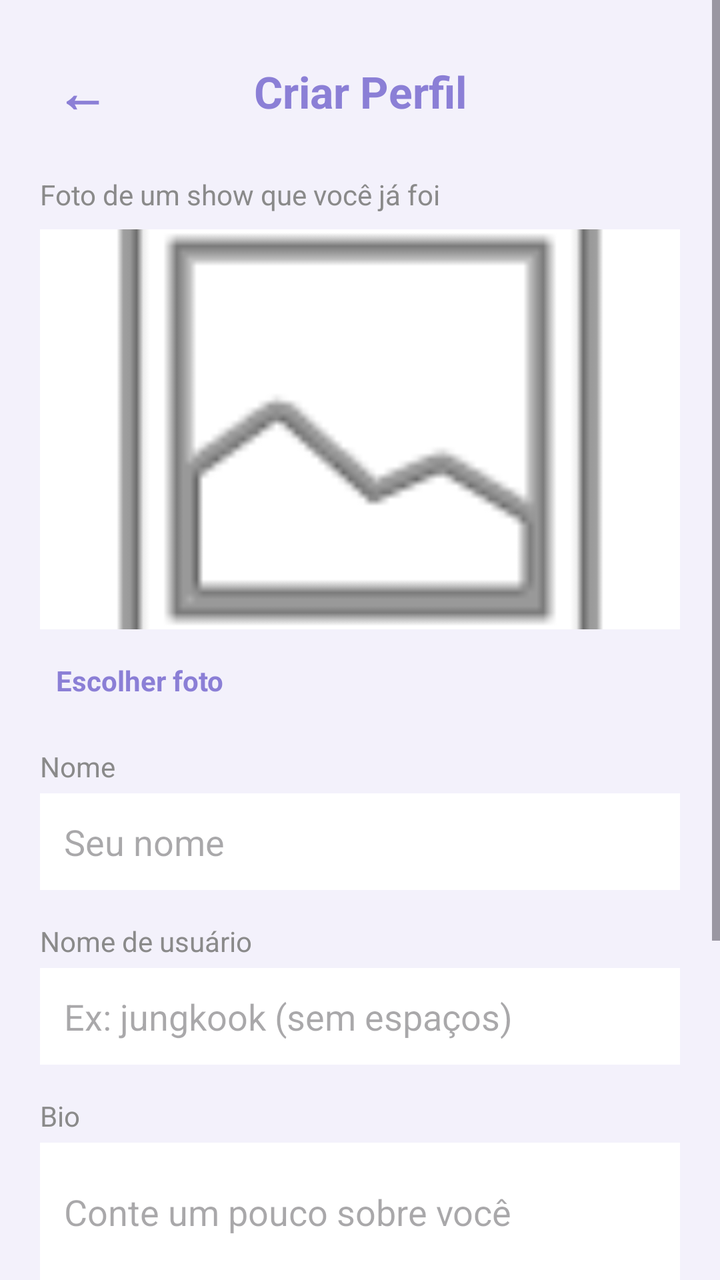
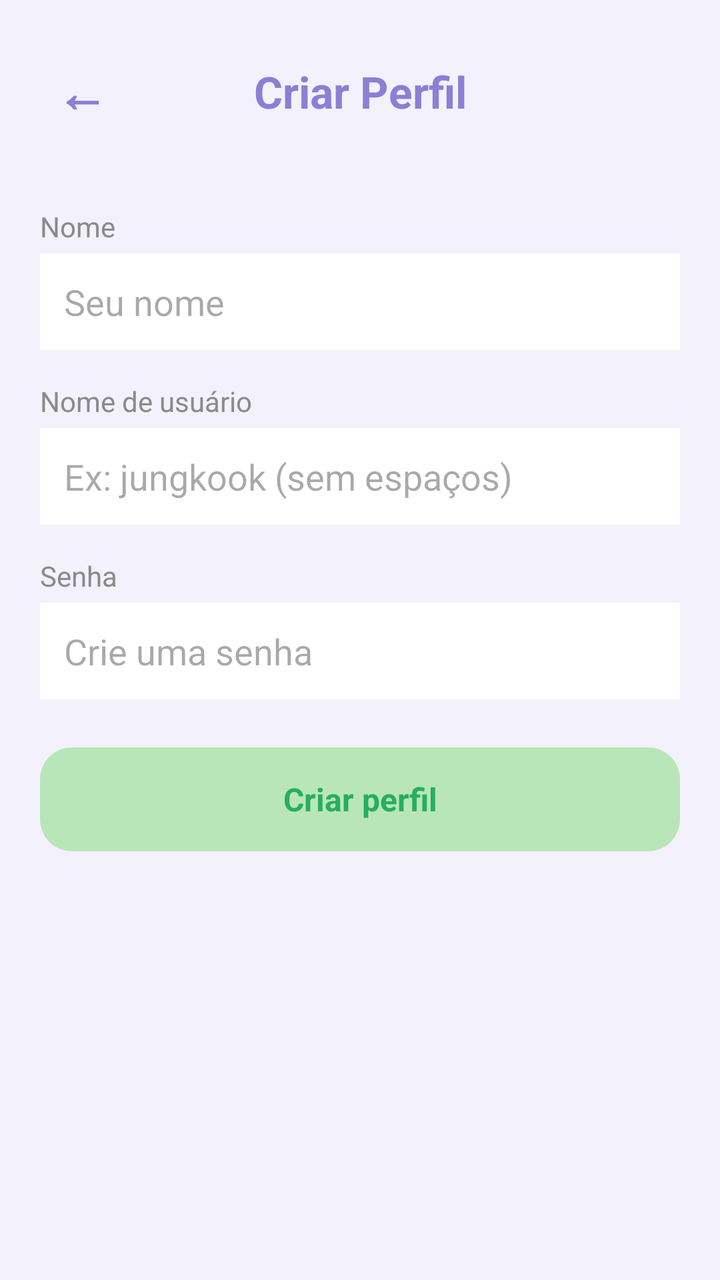

Before-and-after screenshots of an Android layout around one commit, followed by the original layout XML and the change that was made.
<!-- AndroidManifest.xml: activity theme Theme.MeetBeat -->
<!-- res/layout/activity_cadastro.xml -->
<?xml version="1.0" encoding="utf-8"?>
<ScrollView xmlns:android="http://schemas.android.com/apk/res/android"
    android:layout_width="match_parent"
    android:layout_height="match_parent"
    android:background="@color/purple_light">

    <LinearLayout
        android:layout_width="match_parent"
        android:layout_height="wrap_content"
        android:orientation="vertical"
        android:padding="20dp">

        <LinearLayout
            android:layout_width="match_parent"
            android:layout_height="wrap_content"
            android:orientation="horizontal"
            android:gravity="center_vertical"
            android:paddingBottom="16dp">

            <TextView
                android:id="@+id/btnVoltarCadastro"
                android:layout_width="wrap_content"
                android:layout_height="wrap_content"
                android:text="←"
                android:textSize="26sp"
                android:textColor="@color/purple_primary"
                android:textStyle="bold"
                android:padding="8dp"
                android:clickable="true"
                android:focusable="true" />

            <TextView
                android:layout_width="0dp"
                android:layout_height="wrap_content"
                android:layout_weight="1"
                android:text="Criar Perfil"
                android:textColor="@color/purple_primary"
                android:textSize="22sp"
                android:textStyle="bold"
                android:gravity="center" />

            <View
                android:layout_width="42dp"
                android:layout_height="1dp" />

        </LinearLayout>

        
        <TextView
            android:layout_width="wrap_content"
            android:layout_height="wrap_content"
            android:text="Foto de um show que você já foi"
            android:textColor="@color/text_gray"
            android:textSize="14sp" />

        <ImageView
            android:id="@+id/imageFotoSelecionada"
            android:layout_width="match_parent"
            android:layout_height="200dp"
            android:layout_marginTop="8dp"
            android:background="@color/card_background"
            android:scaleType="centerCrop"
            android:src="@android:drawable/ic_menu_gallery" />

        <TextView
            android:id="@+id/btnEscolherFoto"
            android:layout_width="wrap_content"
            android:layout_height="wrap_content"
            android:layout_marginTop="8dp"
            android:text="Escolher foto"
            android:textColor="@color/purple_primary"
            android:textStyle="bold"
            android:padding="8dp"
            android:clickable="true"
            android:focusable="true" />

        
        <TextView
            android:layout_width="wrap_content"
            android:layout_height="wrap_content"
            android:layout_marginTop="16dp"
            android:text="Nome"
            android:textColor="@color/text_gray"
            android:textSize="14sp" />

        <EditText
            android:id="@+id/editNome"
            android:layout_width="match_parent"
            android:layout_height="wrap_content"
            android:background="@color/card_background"
            android:padding="12dp"
            android:layout_marginTop="4dp"
            android:hint="Seu nome" />

        
        <TextView
            android:layout_width="wrap_content"
            android:layout_height="wrap_content"
            android:layout_marginTop="16dp"
            android:text="Nome de usuário"
            android:textColor="@color/text_gray"
            android:textSize="14sp" />

        <EditText
            android:id="@+id/editUsername"
            android:layout_width="match_parent"
            android:layout_height="wrap_content"
            android:background="@color/card_background"
            android:padding="12dp"
            android:layout_marginTop="4dp"
            android:hint="Ex: jungkook (sem espaços)" />

        
        <TextView
            android:layout_width="wrap_content"
            android:layout_height="wrap_content"
            android:layout_marginTop="16dp"
            android:text="Bio"
            android:textColor="@color/text_gray"
            android:textSize="14sp" />

        <EditText
            android:id="@+id/editBio"
            android:layout_width="match_parent"
            android:layout_height="wrap_content"
            android:background="@color/card_background"
            android:padding="12dp"
            android:layout_marginTop="4dp"
            android:hint="Conte um pouco sobre você"
            android:minLines="2" />

        
        <TextView
            android:layout_width="wrap_content"
            android:layout_height="wrap_content"
            android:layout_marginTop="16dp"
            android:text="Senha"
            android:textColor="@color/text_gray"
            android:textSize="14sp" />

        <EditText
            android:id="@+id/editSenhaCadastro"
            android:layout_width="match_parent"
            android:layout_height="wrap_content"
            android:background="@color/card_background"
            android:padding="12dp"
            android:layout_marginTop="4dp"
            android:hint="Crie uma senha"
            android:inputType="textPassword" />

        
        <TextView
            android:layout_width="wrap_content"
            android:layout_height="wrap_content"
            android:layout_marginTop="20dp"
            android:text="Estilos musicais favoritos"
            android:textColor="@color/text_gray"
            android:textSize="14sp" />

        <LinearLayout
            android:id="@+id/containerGeneros"
            android:layout_width="match_parent"
            android:layout_height="wrap_content"
            android:orientation="vertical"
            android:layout_marginTop="8dp" />

        
        <TextView
            android:id="@+id/btnSalvarCadastro"
            android:layout_width="match_parent"
            android:layout_height="52dp"
            android:layout_marginTop="24dp"
            android:background="@drawable/bg_button_accept"
            android:gravity="center"
            android:text="Criar perfil"
            android:textColor="#27AE60"
            android:textStyle="bold"
            android:textSize="16sp"
            android:clickable="true"
            android:focusable="true" />

    </LinearLayout>

</ScrollView>
<!-- resources referenced by this layout -->
<resources>
  <color name="card_background">#FFFFFF</color>
  <color name="purple_light">#F3F1FB</color>
  <color name="purple_primary">#8B7FD6</color>
  <color name="text_gray">#8A8A8A</color>
  <!-- drawable bg_button_accept (drawable) -->
  <?xml version="1.0" encoding="utf-8"?>
  <shape xmlns:android="http://schemas.android.com/apk/res/android"
      android:shape="rectangle">
      <solid android:color="@color/accept_green" />
      <corners android:radius="16dp" />
  </shape>
  <style name="Theme.MeetBeat" parent="Base.Theme.MeetBeat" />
  <color name="accept_green">#B8E6B8</color>
  <style name="Base.Theme.MeetBeat" parent="Theme.Material3.DayNight.NoActionBar">
          
          
      </style>
</resources>

<!-- the commit's change to res/layout/activity_cadastro.xml (unified diff, before → after) -->
@@ -49,35 +49,6 @@
         <TextView
             android:layout_width="wrap_content"
             android:layout_height="wrap_content"
-            android:text="Foto de um show que você já foi"
-            android:textColor="@color/text_gray"
-            android:textSize="14sp" />
-
-        <ImageView
-            android:id="@+id/imageFotoSelecionada"
-            android:layout_width="match_parent"
-            android:layout_height="200dp"
-            android:layout_marginTop="8dp"
-            android:background="@color/card_background"
-            android:scaleType="centerCrop"
-            android:src="@android:drawable/ic_menu_gallery" />
-
-        <TextView
-            android:id="@+id/btnEscolherFoto"
-            android:layout_width="wrap_content"
-            android:layout_height="wrap_content"
-            android:layout_marginTop="8dp"
-            android:text="Escolher foto"
-            android:textColor="@color/purple_primary"
-            android:textStyle="bold"
-            android:padding="8dp"
-            android:clickable="true"
-            android:focusable="true" />
-
-        
-        <TextView
-            android:layout_width="wrap_content"
-            android:layout_height="wrap_content"
             android:layout_marginTop="16dp"
             android:text="Nome"
             android:textColor="@color/text_gray"
@@ -115,25 +86,6 @@
             android:layout_width="wrap_content"
             android:layout_height="wrap_content"
             android:layout_marginTop="16dp"
-            android:text="Bio"
-            android:textColor="@color/text_gray"
-            android:textSize="14sp" />
-
-        <EditText
-            android:id="@+id/editBio"
-            android:layout_width="match_parent"
-            android:layout_height="wrap_content"
-            android:background="@color/card_background"
-            android:padding="12dp"
-            android:layout_marginTop="4dp"
-            android:hint="Conte um pouco sobre você"
-            android:minLines="2" />
-
-        
-        <TextView
-            android:layout_width="wrap_content"
-            android:layout_height="wrap_content"
-            android:layout_marginTop="16dp"
             android:text="Senha"
             android:textColor="@color/text_gray"
             android:textSize="14sp" />
@@ -147,22 +99,6 @@
             android:layout_marginTop="4dp"
             android:hint="Crie uma senha"
             android:inputType="textPassword" />
-
-        
-        <TextView
-            android:layout_width="wrap_content"
-            android:layout_height="wrap_content"
-            android:layout_marginTop="20dp"
-            android:text="Estilos musicais favoritos"
-            android:textColor="@color/text_gray"
-            android:textSize="14sp" />
-
-        <LinearLayout
-            android:id="@+id/containerGeneros"
-            android:layout_width="match_parent"
-            android:layout_height="wrap_content"
-            android:orientation="vertical"
-            android:layout_marginTop="8dp" />
 
         
         <TextView
